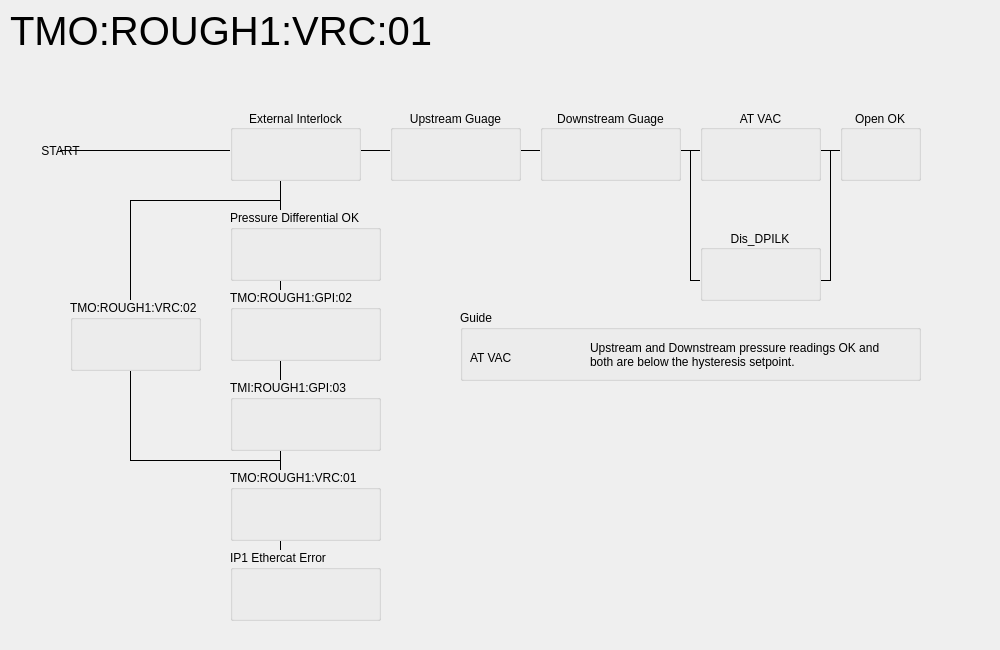
Old version of the form vac_screens/interlock_screens/ROUGH1_VRC_01_ext_lg.ui in the repository pcdshub/lcls-pydm-tmo.
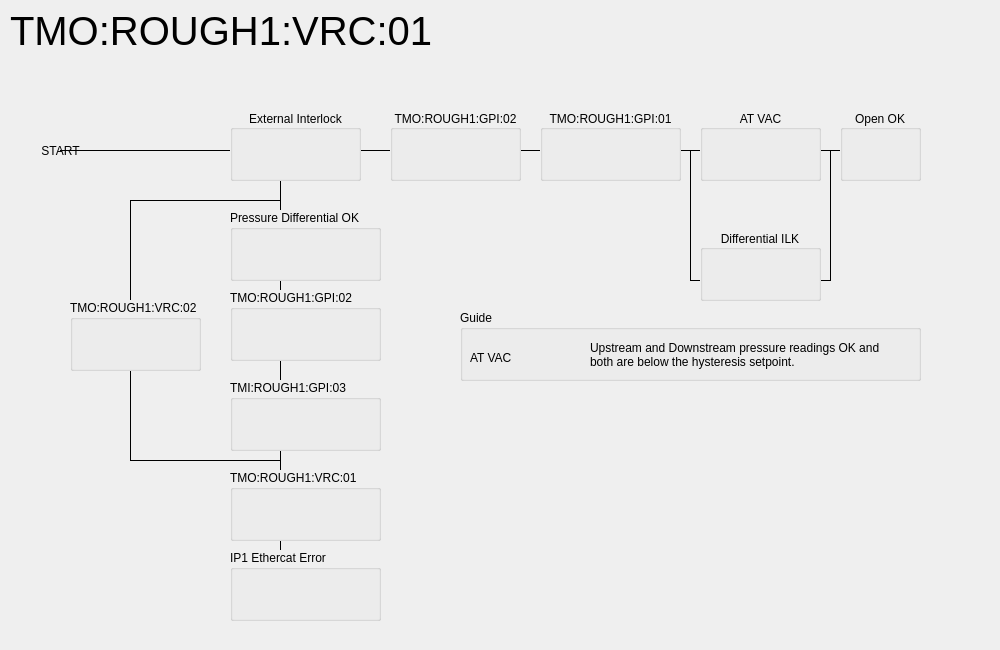
New version of the form. Custom widgets are drawn as their Qt base class.

Commit message: Automatic backup @ Thu Jul 17 17:00:47 PDT 2025

```diff
--- a/vac_screens/interlock_screens/ROUGH1_VRC_01_ext_lg.ui
+++ b/vac_screens/interlock_screens/ROUGH1_VRC_01_ext_lg.ui
@@ -215,7 +215,7 @@
         <bool>true</bool>
        </property>
        <property name="title">
-        <string>Downstream Guage</string>
+        <string>TMO:ROUGH1:GPI:01</string>
        </property>
        <property name="alignment">
         <set>Qt::AlignCenter</set>
@@ -369,7 +369,7 @@
         <bool>true</bool>
        </property>
        <property name="title">
-        <string>Upstream Guage</string>
+        <string>TMO:ROUGH1:GPI:02</string>
        </property>
        <property name="alignment">
         <set>Qt::AlignCenter</set>
@@ -877,7 +877,7 @@
         <bool>true</bool>
        </property>
        <property name="title">
-        <string>Dis_DPILK</string>
+        <string>Differential ILK</string>
        </property>
        <property name="alignment">
         <set>Qt::AlignCenter</set>
```
Left out of the diff: 6 changed lines with no effect on the pictures.
